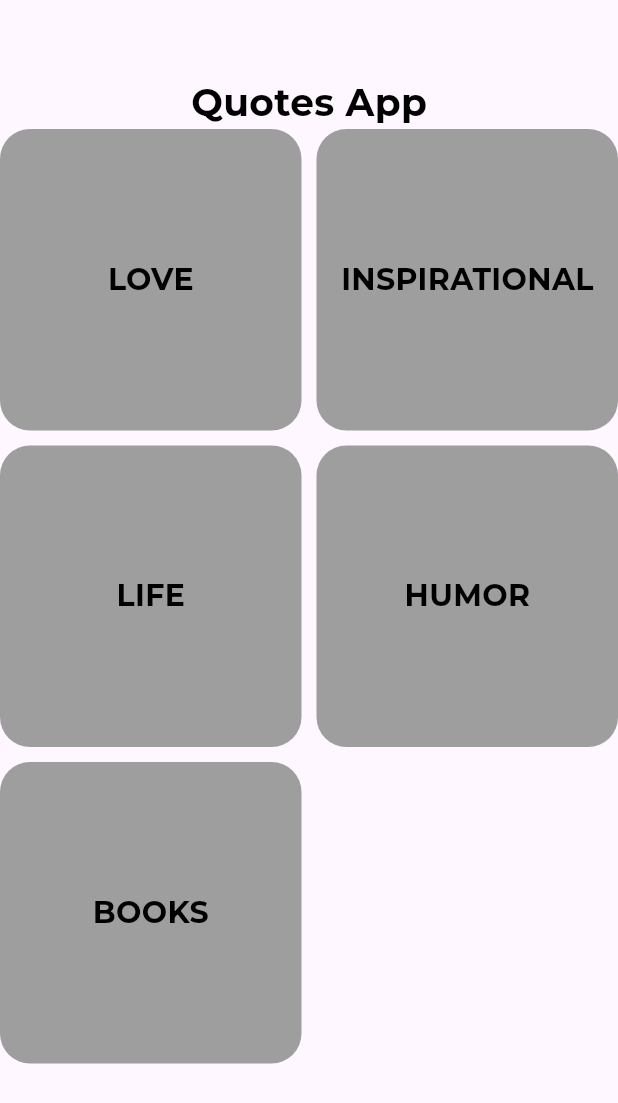
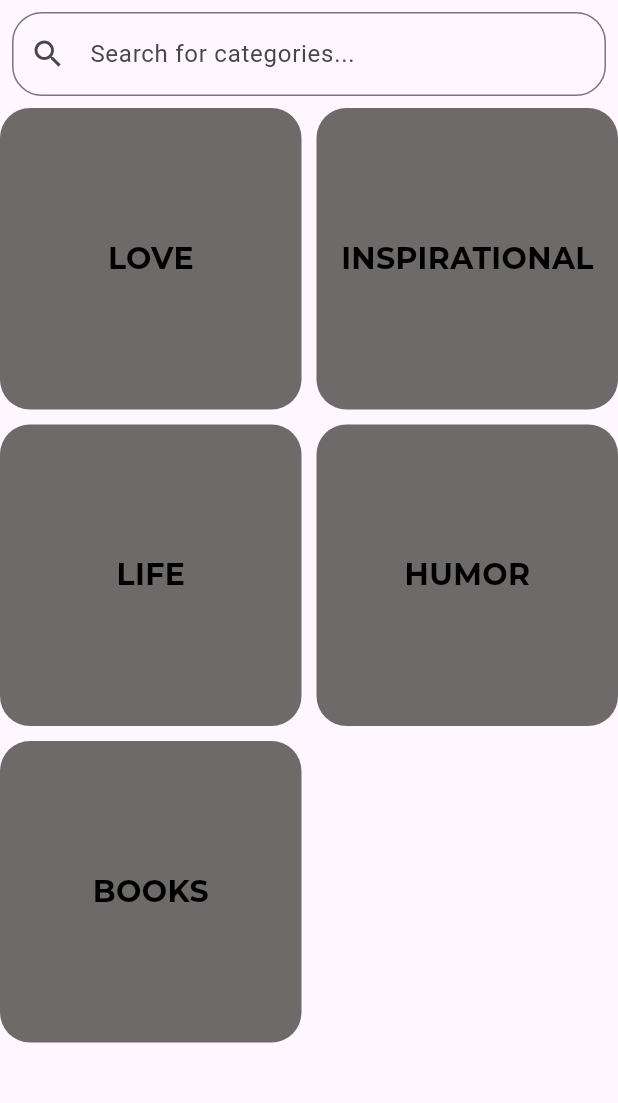
Before and after one commit to Chedazangmo/FlutterQuoteApp, a Flutter app: the screen it shows after launch, on a phone screen of 412 x 824 dp. Shown: the top 1103 px of the screen. Run offline on Flutter 3.47's test engine with Material 3 defaults, Android fonts, the phone set to English and light mode, and no system bars; our stand-ins replace auto_size_text, flutter_local_notifications, google_fonts, share_plus; missing offline and left inert: workmanager.

Commit message:
Third changes

```diff
--- a/lib/home.dart
+++ b/lib/home.dart
@@ -11,52 +11,102 @@ class HomePage extends StatefulWidget {
 
 class _HomePageState extends State<HomePage> {
   List<String> categories = ["love", "inspirational", "life", "humor", "books"];
+  List<String> filteredCategories = [];
+  TextEditingController searchController = TextEditingController();
+
+  @override
+  void initState() {
+    super.initState();
+    filteredCategories = categories;
+    searchController.addListener(() {
+      filterCategories();
+    });
+  }
+
+  // Method to filter categories based on search input
+  void filterCategories() {
+    setState(() {
+      if (searchController.text.isEmpty) {
+        filteredCategories =
+            categories; // Show all categories if search is empty
+      } else {
+        filteredCategories = categories
+            .where((category) => category
+                .toLowerCase()
+                .contains(searchController.text.toLowerCase()))
+            .toList(); // Filter categories based on search input
+      }
+    });
+  }
+
   @override
   Widget build(BuildContext context) {
     return Scaffold(
-      body: SingleChildScrollView(
+      body: SafeArea(
+        // Ensure content doesn't overlap with system UI
+        child: SingleChildScrollView(
           physics: const ScrollPhysics(),
           child: Column(
             children: [
-            Container(
-              alignment: Alignment.center,
-              margin: const EdgeInsets.only(top: 50),
-              child: Text(
-                "Quotes App",
-                style: textStyle(25, Colors.black, FontWeight.w700),
+              // Search Bar
+              Padding(
+                padding: const EdgeInsets.all(8.0),
+                child: TextField(
+                  controller: searchController,
+                  decoration: InputDecoration(
+                    hintText: 'Search for categories...',
+                    border: OutlineInputBorder(
+                      borderRadius: BorderRadius.circular(20),
+                    ),
+                    prefixIcon: Icon(Icons.search),
                   ),
                 ),
+              ),
+              // Display "Not Found" if no categories match search
+              if (filteredCategories.isEmpty)
+                Padding(
+                  padding: const EdgeInsets.all(20.0),
+                  child: Text(
+                    'No categories found!',
+                    style: textStyle(18, Colors.red, FontWeight.w500),
+                  ),
+                ),
+              // Quote Category Grid
               GridView.count(
                 crossAxisCount: 2,
                 shrinkWrap: true,
                 physics: const NeverScrollableScrollPhysics(),
                 mainAxisSpacing: 10,
                 crossAxisSpacing: 10,
-              children: categories.map(
-                (Category) {
+                children: filteredCategories.map(
+                  (category) {
                     return InkWell(
                       onTap: () => Navigator.push(
                         context,
                         MaterialPageRoute(
-                              builder: (context) => QuotesPage(Category))),
+                          builder: (context) => QuotesPage(category),
+                        ),
+                      ),
                       child: Container(
                         decoration: BoxDecoration(
-                            color: Colors.grey,
-                            borderRadius: BorderRadius.circular(20)),
-                        child: Center(
+                          color: const Color.fromARGB(255, 110, 106, 106),
+                          borderRadius: BorderRadius.circular(20),
+                        ),
                         child: Center(
                           child: Text(
-                            Category.toUpperCase(),
+                            category.toUpperCase(),
                             style: textStyle(20, Colors.black, FontWeight.bold),
                           ),
-                        )),
-                      ));
+                        ),
+                      ),
+                    );
                   },
                 ).toList(),
               ),
             ],
           ),
         ),
+      ),
     );
   }
 }
--- a/lib/main.dart
+++ b/lib/main.dart
@@ -51,7 +51,7 @@ void startQuoteNotification() {
   Workmanager().registerPeriodicTask(
     'quote_notification_task', // Task identifier
     'fetch_random_quote', // Task name
-    frequency: Duration(minutes: 2), // Frequency set to 2 minutes
+    frequency: const Duration(minutes: 15), // Frequency set to 2 minutes
   );
 }
 
@@ -59,7 +59,7 @@ Future<void> sendRandomQuoteNotification() async {
   String apiUrl = 'https://quotes.toscrape.com/';
   String quote = await fetchRandomQuote(apiUrl);
 
-  var androidDetails = AndroidNotificationDetails(
+  var androidDetails = const AndroidNotificationDetails(
     'quote_channel',
     'Quote Notifications',
     channelDescription: 'This channel sends random quotes every 2 minutes',
```
Also changed, not shown: lib/quotespage.dart (+114 -10 lines), pubspec.yaml (+6 -3 lines), assets/images/bg1.jpg (added), assets/images/bg10.jpg (added), assets/images/bg12.jpg (added), assets/images/bg13.jpg (added), assets/images/bg2.jpg (added), assets/images/bg3.jpg (added), assets/images/bg4.jpg (added), assets/images/bg9.jpg (added), assets/images/download.jpg (added), assets/images/ng6.jpg (added), pubspec.lock, 9 other files. Lines whose indentation alone changed are shown as unchanged.
